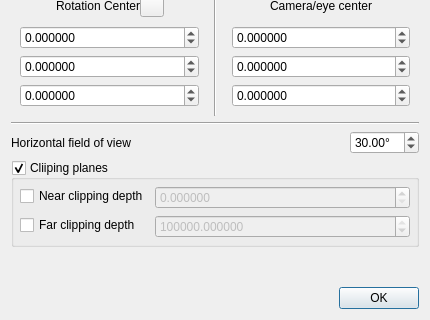
Above: libs/CCAppCommon/ui/cameraParamDlg.ui from CloudCompare/CloudCompare before the change; both pictures show x 0 to 430 and y 180 to 500 of the 430 by 500 pixel window. Below: the same form after it.
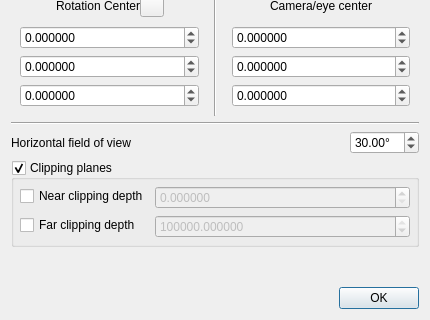
That is the form after the change. Icons and pictures are not drawn.

Commit message: Fix typo in the Camera Parameters dialog

```diff
--- a/libs/CCAppCommon/ui/cameraParamDlg.ui
+++ b/libs/CCAppCommon/ui/cameraParamDlg.ui
@@ -707,7 +707,7 @@
    <item>
     <widget class="QGroupBox" name="clippingPlanesGroupBox">
      <property name="title">
-      <string>Cliiping planes</string>
+      <string>Clipping planes</string>
      </property>
      <property name="checkable">
       <bool>true</bool>
```
